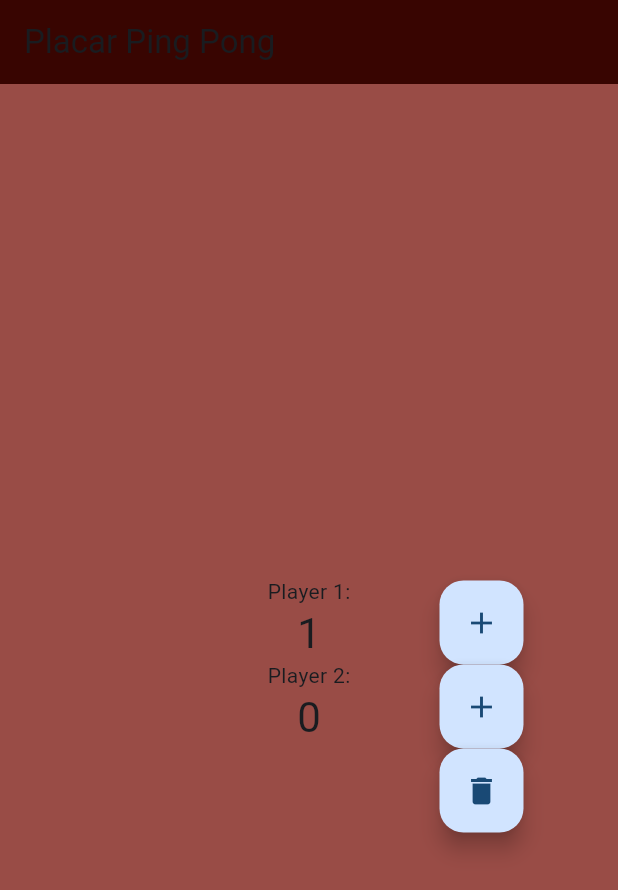
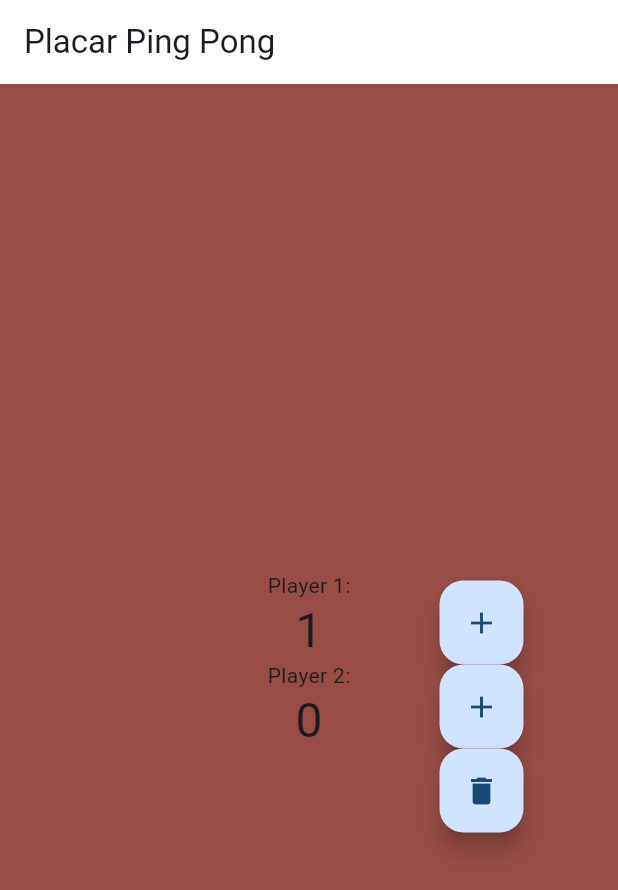
Before and after one commit to higorhbs/AndroidStudioProjects, a Flutter app: the screen it shows after launch, after a tap on the "add" icon, on a phone screen of 412 x 824 dp. Shown: the top 890 px of the screen. Run offline on Flutter 3.47's test engine with Material 2 defaults, Android fonts, the phone set to English and light mode, and no system bars.

Commit message:
Alterações de contagem de pontos

```diff
--- a/pingpong/lib/main.dart
+++ b/pingpong/lib/main.dart
@@ -36,12 +36,25 @@ class _MyHomePageState extends State<MyHomePage> {
 
   void _incrementCounter1() {
     setState(() {
-      _counter1++;
+      if(_counter1 == 10){
+      _counter2 =0;
+      _counter1 =0;
+      }
+      else{
+    _counter1++;
+      }
     });
   }
   void _incrementCounter2() {
     setState(() {
-      _counter2++;
+      if(_counter2 == 10){
+      _counter2 =0;
+      _counter1 =0;
+      }
+      else{
+    _counter2++;
+      }
+
     });
   }
   void _zeraCounter(){
@@ -54,12 +67,12 @@ class _MyHomePageState extends State<MyHomePage> {
 
   @override
   Widget build(BuildContext context) {
+    return Scaffold(
 
-    return Scaffold(
       backgroundColor: const Color.fromARGB(255, 153, 76, 70), //cor de fundo do body
       appBar: AppBar(
 
-        backgroundColor: Color.fromARGB(255, 56, 5, 1), //cor de fundo do header
+        backgroundColor: Color.fromARGB(255, 253, 253, 253), //cor de fundo do header
 
 
         title: Text(widget.title),
@@ -68,6 +81,7 @@ class _MyHomePageState extends State<MyHomePage> {
 
         child: Column(
 
+
           mainAxisAlignment: MainAxisAlignment.center,
           children: <Widget>[
             const Text(
@@ -75,14 +89,14 @@ class _MyHomePageState extends State<MyHomePage> {
             ),
             Text(
               '$_counter1',
-              style: Theme.of(context).textTheme.headlineMedium,
+              style: Theme.of(context).textTheme.headlineLarge,
             ),
             const Text(
               'Player 2:',
             ),
             Text(
               '$_counter2',
-              style: Theme.of(context).textTheme.headlineMedium,
+              style: Theme.of(context).textTheme.headlineLarge,
             ),
           ],
         ),
```
